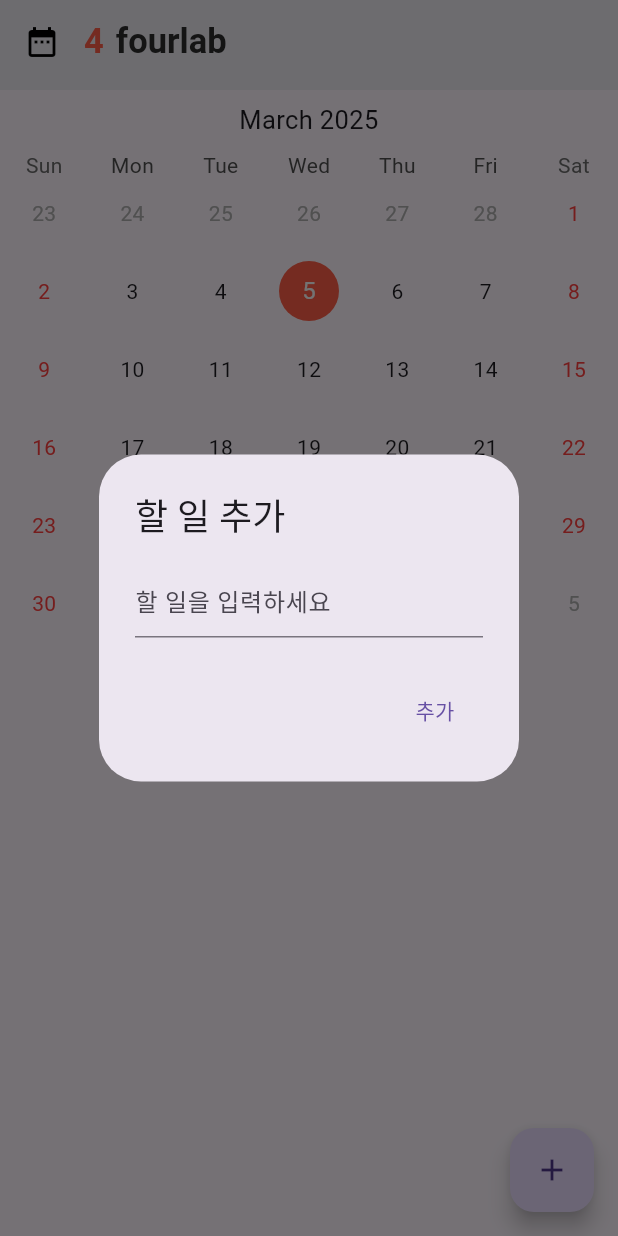
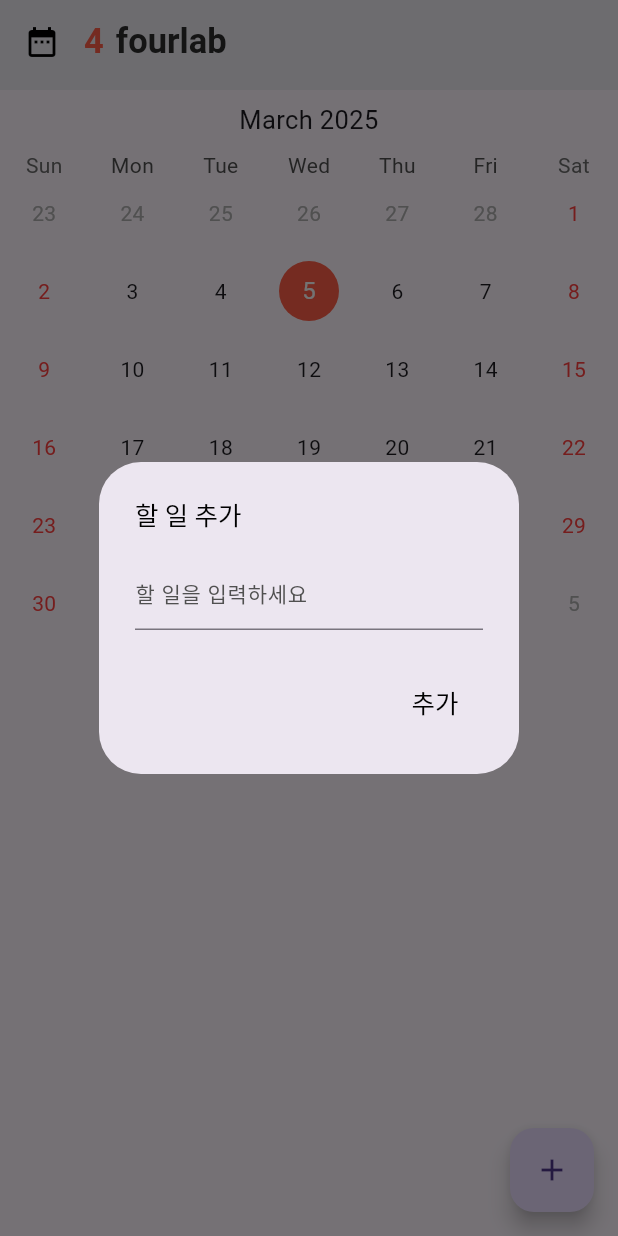
Before and after one commit to geonheey/LifeLog, a Flutter app: the screen it shows after launch, after a tap on the "add" icon, on a phone screen of 412 x 824 dp. Run offline on Flutter 3.47's test engine with Material 3 defaults, Android fonts, the light colour scheme and no system bars; drawn by our look-alikes of table_calendar; our stand-ins replace flutter_riverpod.

Commit message:
[Design] text style 추가

```diff
--- a/lib/theme/todo_theme_text_style.dart
+++ b/lib/theme/todo_theme_text_style.dart
@@ -1,7 +1,20 @@
 import 'package:flutter/cupertino.dart';
 import 'package:to_do_list/theme/todo_theme_color.dart';
 
+
 class TodoThemeTextStyle {
+  static const TextStyle grayMedium14 = TextStyle(
+    color: TodoThemeColor.gray1,
+    fontSize: 14,
+    fontWeight: FontWeight.w500,
+  );
+
+  static const TextStyle blackMedium17 = TextStyle(
+    color: TodoThemeColor.black,
+    fontSize: 17,
+    fontWeight: FontWeight.w500,
+  );
+
   static const TextStyle darkBold23 = TextStyle(
     color: TodoThemeColor.dark,
     fontSize: 23,
--- a/lib/view/component/add_task_dialog.dart
+++ b/lib/view/component/add_task_dialog.dart
@@ -1,9 +1,11 @@
 import 'package:flutter/material.dart';
+
+import '../../theme/todo_theme_text_style.dart';
 
 class AddTaskDialog extends StatefulWidget {
   final Function(String) onTaskAdded;
 
-  const AddTaskDialog({Key? key, required this.onTaskAdded}) : super(key: key);
+  const AddTaskDialog({super.key, required this.onTaskAdded});
 
   @override
   _AddTaskDialogState createState() => _AddTaskDialogState();
@@ -15,24 +17,22 @@ class _AddTaskDialogState extends State<AddTaskDialog> {
   @override
   Widget build(BuildContext context) {
     return AlertDialog(
-      title: const Text('할 일 추가'),
+      title: const Text('할 일 추가', style:TodoThemeTextStyle.blackMedium17 ,),
       content: TextField(
         onChanged: (value) {
           setState(() {
             newTask = value;
           });
         },
-        decoration: const InputDecoration(hintText: '할 일을 입력하세요'),
+        decoration: const InputDecoration(hintText: '할 일을 입력하세요', hintStyle: TodoThemeTextStyle.grayMedium14),
       ),
       actions: [
         TextButton(
           onPressed: () {
-            if (newTask.isNotEmpty) {
               widget.onTaskAdded(newTask);
               Navigator.of(context).pop();
-            }
           },
-          child: const Text('추가'),
+          child: const Text('추가', style : TodoThemeTextStyle.blackMedium17),
         ),
       ],
     );
--- a/lib/view/component/list_content.dart
+++ b/lib/view/component/list_content.dart
@@ -1,4 +1,5 @@
 import 'package:flutter/material.dart';
+import 'package:to_do_list/theme/todo_theme_color.dart';
 
 class ListContent extends StatelessWidget {
   final String task;
@@ -25,6 +26,7 @@ class ListContent extends StatelessWidget {
 
       leading: Checkbox(
         value: isDone,
+        activeColor: TodoThemeColor.orange,
         onChanged: (value) {
           onToggle();
         },
```
